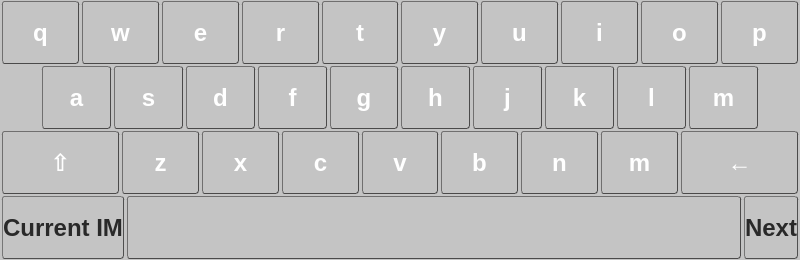
Qt form src/QVirtualKeyboard.ui (drradwan/Qin) before a commit.
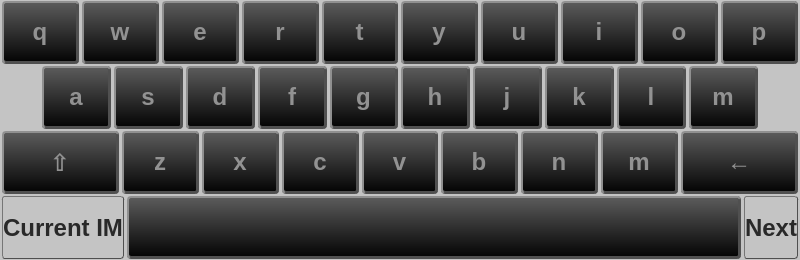
The same form after that commit.

```diff
--- a/src/QVirtualKeyboard.ui
+++ b/src/QVirtualKeyboard.ui
@@ -57,19 +57,13 @@
     margin: 0 1px 0 1px;
 
 	/* Normal */
-	color: white;
-    border-color: #4b4a4a;
-    background-color: qlineargradient(x1: 0, y1: 0, x2: 0, y2: 1,
-                                      stop: 0 #707070, stop: 1 #353434);
-	/* Glossy */
-    /*color: white;
-    border-color: #4b4a4a;
-	background-color: qlineargradient(x1: 0, y1: 0, x2: 0, y2: 1,
-                                      stop: 0 #838085, stop: 0.49 #5D5B5E,
-									  stop: 0.5 #49474A, stop: 1 #323133);*/
-    border-style: outset;
-    border-radius: 3px;
-    border-width: 1px;
+    color:#929292;
+    background-color: qlineargradient(x1: 0, y1: 0, x2: 0, y2: 1, stop: 0 #5c5c5c, stop: 1 #030303);
+    border-radius: 4px;
+    border-top: 2px solid #909090;
+    border-left: 2px solid #909090;
+    border-bottom: 3px solid #505050;
+    border-right: 3px solid #505050;
 }
 
 QToolButton:pressed {
```
